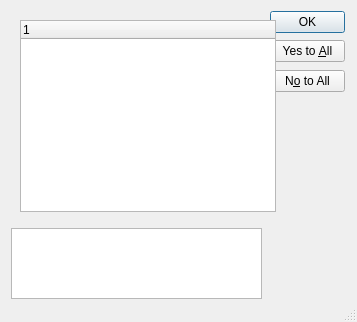
First picture: the form in choix_couches.ui, repository Taoalex542/portage-OGRE-QGIS, before the edit.
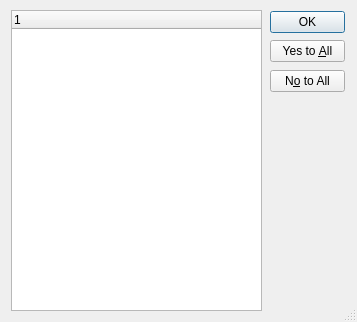
Second picture: the form after the edit.

Commit message: refonte complète de la gestion des couches pour un arbre de séléction

Diff of the .ui file:
```diff
--- a/choix_couches.ui
+++ b/choix_couches.ui
@@ -70,71 +70,13 @@
     <set>QDialogButtonBox::NoToAll</set>
    </property>
   </widget>
-  <widget class="QListView" name="listView">
+  <widget class="QTreeWidget" name="treeWidget">
    <property name="geometry">
     <rect>
      <x>11</x>
-     <y>228</y>
+     <y>10</y>
      <width>251</width>
-     <height>71</height>
-    </rect>
-   </property>
-   <property name="sizePolicy">
-    <sizepolicy hsizetype="Preferred" vsizetype="Preferred">
-     <horstretch>0</horstretch>
-     <verstretch>0</verstretch>
-    </sizepolicy>
-   </property>
-   <property name="font">
-    <font>
-     <family>MS Shell Dlg 2</family>
-     <pointsize>8</pointsize>
-    </font>
-   </property>
-   <property name="focusPolicy">
-    <enum>Qt::StrongFocus</enum>
-   </property>
-   <property name="autoScrollMargin">
-    <number>16</number>
-   </property>
-   <property name="dragDropMode">
-    <enum>QAbstractItemView::DragOnly</enum>
-   </property>
-   <property name="selectionMode">
-    <enum>QAbstractItemView::NoSelection</enum>
-   </property>
-   <property name="iconSize">
-    <size>
-     <width>20</width>
-     <height>20</height>
-    </size>
-   </property>
-   <property name="movement">
-    <enum>QListView::Free</enum>
-   </property>
-   <property name="resizeMode">
-    <enum>QListView::Fixed</enum>
-   </property>
-   <property name="spacing">
-    <number>0</number>
-   </property>
-   <property name="gridSize">
-    <size>
-     <width>23</width>
-     <height>23</height>
-    </size>
-   </property>
-   <property name="wordWrap">
-    <bool>true</bool>
-   </property>
-  </widget>
-  <widget class="QTreeWidget" name="treeWidget">
-   <property name="geometry">
-    <rect>
-     <x>20</x>
-     <y>20</y>
-     <width>256</width>
-     <height>192</height>
+     <height>301</height>
     </rect>
    </property>
    <property name="rootIsDecorated">
```
The commit also changes 1 other file.
